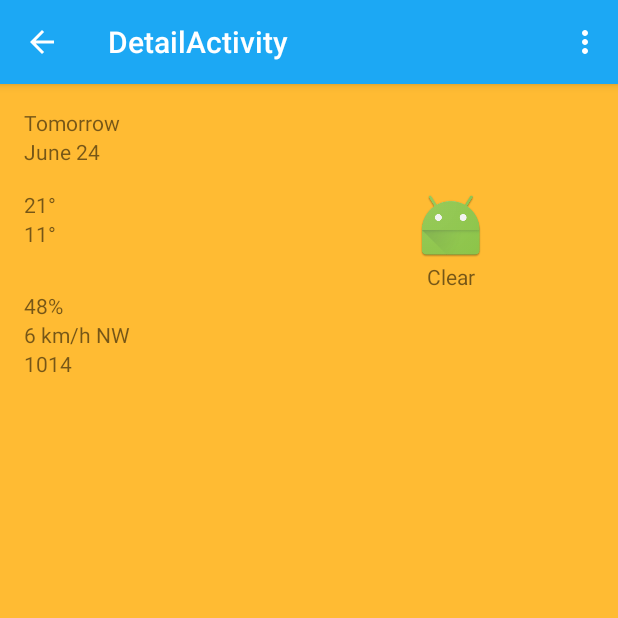
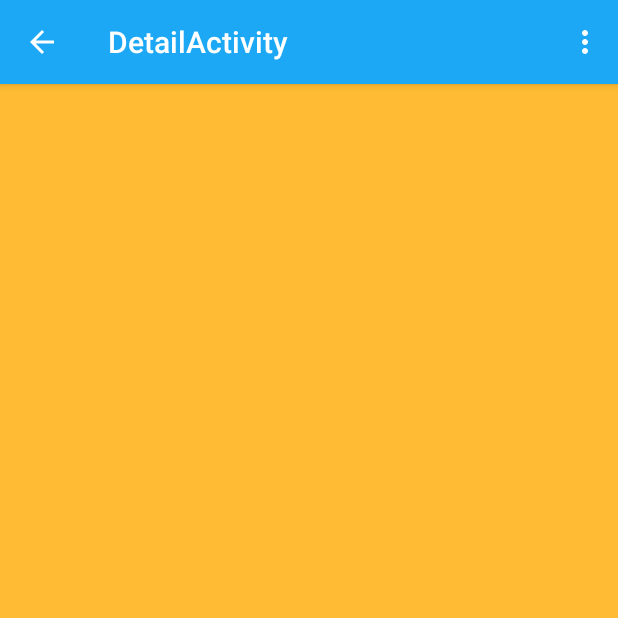
Before and after one commit to edenmob/Meteo, an Android app: the DetailFragment screen opened directly, with no data from a screen before it, on a phone screen of 412 x 824 dp, the top half of it. Run offline under Robolectric (Android 15) with nearby library versions, the phone set to English and light mode, and no system bars.

Commit message:
Ex41 : Removing default detail view text

```diff
--- a/app/src/main/res/layout/fragment_detail.xml
+++ b/app/src/main/res/layout/fragment_detail.xml
@@ -14,13 +14,13 @@
             android:id="@+id/detail_day_textview"
             android:layout_width="wrap_content"
             android:layout_height="wrap_content"
-            android:text="Tomorrow" />
+            />
 
         <TextView
             android:id="@+id/detail_date_textview"
             android:layout_width="wrap_content"
             android:layout_height="wrap_content"
-            android:text="June 24"/>
+            />
 
         <!-- Main content: high, low, art, weather state -->
         <LinearLayout
@@ -39,13 +39,13 @@
                     android:id="@+id/detail_high_textview"
                     android:layout_width="wrap_content"
                     android:layout_height="wrap_content"
-                    android:text="21°"/>
+                    />
 
                 <TextView
                     android:id="@+id/detail_low_textview"
                     android:layout_width="wrap_content"
                     android:layout_height="wrap_content"
-                    android:text="11°" />
+                     />
             </LinearLayout>
 
             <LinearLayout
@@ -59,13 +59,13 @@
                     android:id="@+id/detail_icon"
                     android:layout_width="wrap_content"
                     android:layout_height="wrap_content"
-                    android:src="@mipmap/ic_launcher" />
+                    />
 
                 <TextView
                     android:id="@+id/detail_forecast_textview"
                     android:layout_width="wrap_content"
                     android:layout_height="wrap_content"
-                    android:text="Clear" />
+                     />
             </LinearLayout>
         </LinearLayout>
 
@@ -74,18 +74,18 @@
             android:id="@+id/detail_humidity_textview"
             android:layout_width="match_parent"
             android:layout_height="wrap_content"
-            android:text="48%" />
+             />
 
         <TextView
             android:id="@+id/detail_wind_textview"
             android:layout_width="match_parent"
             android:layout_height="wrap_content"
-            android:text="6 km/h NW" />
+             />
 
         <TextView
             android:id="@+id/detail_pressure_textview"
             android:layout_width="match_parent"
             android:layout_height="wrap_content"
-            android:text="1014" />
+            />
     </LinearLayout>
 </ScrollView>
```
